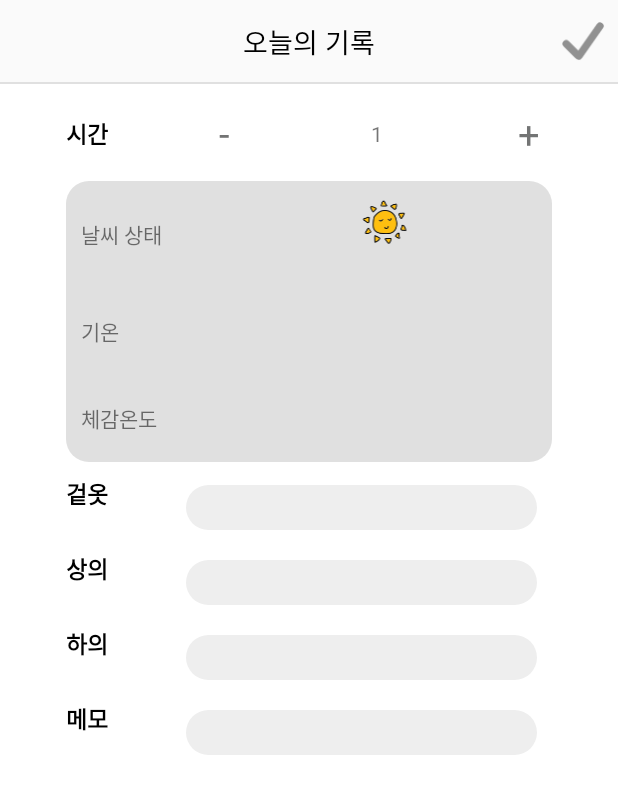
After one commit to sovovy/MyCloset, an Android app: the layout activity_add.xml on its own in the app's theme, with its tools: preview values and no code run, on a phone screen of 412 x 824 dp. The commit adds this screen. Shown: the top 794 px of the screen. Run offline under Robolectric (Android 15) with nearby library versions, the phone set to English and light mode, and no system bars.

Commit message:
오늘의 기록 activity 이름 변경 (today -> add). 진이 코드 이동.

```diff
--- a/app/build.gradle
+++ b/app/build.gradle
@@ -5,7 +5,7 @@ apply plugin: 'kotlin-android'
 apply plugin: 'kotlin-android-extensions'
 
 android {
-    compileSdkVersion 23
+    compileSdkVersion 27
     defaultConfig {
         applicationId "com.mycloset.mycloset"
         minSdkVersion 19
--- a/app/src/main/res/drawable/round.xml
+++ b/app/src/main/res/drawable/round.xml
@@ -4,7 +4,7 @@
     <solid android:color="#FFFFFF" />
     <stroke
         android:width="0dip"
-        android:color="#B1BCBE" />
+        android:color="@color/bottomLine" />
     <corners android:radius="15dip" />
     <padding
         android:bottom="0dip"
--- /dev/null
+++ b/app/src/main/res/layout/activity_add.xml
@@ -0,0 +1,261 @@
+<?xml version="1.0" encoding="utf-8"?>
+<android.support.constraint.ConstraintLayout xmlns:android="http://schemas.android.com/apk/res/android"
+    xmlns:app="http://schemas.android.com/apk/res-auto"
+    android:background="#ffffff"
+    android:layout_width="match_parent"
+    android:layout_height="match_parent">
+
+    <RelativeLayout
+        android:id="@+id/relativeLayout"
+        android:layout_width="match_parent"
+        android:layout_height="56dp"
+        android:background="@color/actionBar">
+
+        <TextView
+            android:layout_width="wrap_content"
+            android:layout_height="wrap_content"
+            android:layout_centerInParent="true"
+            android:textSize="18sp"
+            android:fontFamily="@font/nanum_eb"
+            android:textColor="@color/titleText"
+            android:text="오늘의 기록" />
+
+        <!--회색체크박스넣기-->
+        <ImageButton
+            android:id="@+id/check_gray"
+            android:layout_width="30dp"
+            android:layout_height="27dp"
+            android:background="@drawable/icon_check"
+            android:layout_marginRight="8dp"
+            android:layout_centerVertical="true"
+            android:layout_alignParentRight="true" />
+
+        <View
+            android:layout_width="match_parent"
+            android:layout_height="1dp"
+            android:background ="@color/basicLine"
+            android:layout_alignParentBottom="true"/>
+
+    </RelativeLayout>
+
+    <LinearLayout
+        android:layout_width="324dp"
+        android:layout_height="wrap_content"
+        android:orientation="vertical"
+        app:layout_constraintTop_toBottomOf="@+id/relativeLayout"
+        app:layout_constraintStart_toStartOf="parent"
+        app:layout_constraintEnd_toEndOf="parent"
+        android:layout_marginTop="11dp">
+
+        <android.support.constraint.ConstraintLayout
+            android:layout_width="match_parent"
+            android:layout_height="43dp"
+            android:orientation="horizontal">
+
+            <TextView
+                android:id="@+id/add_time_tv"
+                android:layout_width="wrap_content"
+                android:layout_height="wrap_content"
+                android:text="시간"
+                app:layout_constraintTop_toTopOf="parent"
+                app:layout_constraintBottom_toBottomOf="parent"
+                android:fontFamily="@font/nanum_b"
+                android:textSize="15dp"
+                android:textColor="@color/titleText"
+                android:textStyle="bold"/>
+
+            <LinearLayout
+                app:layout_constraintEnd_toEndOf="parent"
+                android:layout_width="wrap_content"
+                android:layout_height="match_parent">
+
+                <Button
+                    android:id="@+id/time_decrement"
+                    android:layout_width="30dp"
+                    android:layout_height="match_parent"
+                    android:background="@null"
+                    android:text="-"
+                    android:fontFamily="@font/nanum_eb"
+                    android:textColor="#737474"
+                    android:textSize="25sp"/>
+                <TextView
+                    android:id="@+id/time_picked"
+                    android:layout_width="173dp"
+                    android:layout_height="match_parent"
+                    android:background="@android:color/white"
+                    android:gravity="center"
+                    android:inputType="number"
+                    android:text="1"
+                    android:fontFamily="@font/nanum_r"/>
+
+                <Button
+                    android:id="@+id/time_increment"
+                    android:layout_width="30dp"
+                    android:layout_height="match_parent"
+                    android:background="@null"
+                    android:text="+"
+                    android:fontFamily="@font/nanum_eb"
+                    android:textColor="#737474"
+                    android:textSize="25sp"/>
+            </LinearLayout>
+        </android.support.constraint.ConstraintLayout>
+
+        <TableLayout
+            android:layout_width="match_parent"
+            android:layout_height="187dp"
+            android:backgroundTint="@color/basicLine"
+            android:background="@drawable/round"
+            android:layout_marginTop="10dp"
+            android:stretchColumns="*">
+
+            <TableRow
+                android:layout_height="0dp"
+                android:layout_weight="1"
+                android:layout_margin="10dp">
+                <TextView
+                    android:text="날씨 상태"
+                    android:fontFamily="@font/nanum_b"
+                    android:textSize="14dp"
+                    android:layout_height="match_parent"
+                    android:layout_width="80dp"
+                    android:gravity="center_vertical"/>
+                <ImageView
+                    android:id="@+id/today_weatherImg"
+                    android:src="@drawable/weather_sun"
+                    android:layout_height="33dp"
+                    android:layout_width="33dp"/>
+            </TableRow>
+            <TableRow
+                android:layout_height="0dp"
+                android:layout_weight="1"
+                android:layout_margin="10dp">
+                <TextView
+                    android:text="기온"
+                    android:fontFamily="@font/nanum_b"
+                    android:textSize="14dp"
+                    android:layout_height="match_parent"
+                    android:layout_width="match_parent"
+                    android:gravity="center_vertical"/>
+                <TextView
+                    android:id="@+id/today_temperature"
+                    android:fontFamily="@font/nanum_b"
+                    android:textSize="14dp"
+                    android:layout_height="match_parent"
+                    android:layout_width="match_parent"/>
+                <TextView />
+            </TableRow>
+            <TableRow
+                android:layout_height="0dp"
+                android:layout_weight="1"
+                android:layout_margin="10dp">
+                <TextView
+                    android:text="체감온도"
+                    android:fontFamily="@font/nanum_b"
+                    android:textSize="14dp"
+                    android:layout_height="match_parent"
+                    android:layout_width="match_parent"
+                    android:gravity="center_vertical"/>
+                <TextView
+                    android:id="@+id/today_effectiveTem"
+                    android:fontFamily="@font/nanum_b"
+                    android:textSize="14dp"
+                    android:layout_height="match_parent"
+                    android:layout_width="match_parent"/>
+                <TextView />
+            </TableRow>
+
+        </TableLayout>
+
+
+        <LinearLayout
+            android:layout_width="match_parent"
+            android:layout_height="50dp"
+            android:orientation="horizontal"
+            android:layout_marginTop="5dp">
+            <TextView
+                android:layout_width="70dp"
+                android:layout_height="wrap_content"
+                android:text="겉옷"
+                android:fontFamily="@font/nanum_b"
+                android:textSize="15dp"
+                android:textColor="@color/titleText"
+                android:textStyle="bold"/>
+            <EditText
+                android:id="@+id/record_outer"
+                android:layout_width="match_parent"
+                android:layout_height="match_parent"
+                android:backgroundTint="@color/bottomLine"
+                android:background="@drawable/round"
+                android:layout_margin="10dp"
+                android:maxLines="10"
+                android:textColor="@color/titleText"/>
+        </LinearLayout>
+        <LinearLayout
+            android:layout_width="match_parent"
+            android:layout_height="50dp"
+            android:orientation="horizontal">
+            <TextView
+                android:layout_width="70dp"
+                android:layout_height="wrap_content"
+                android:text="상의"
+                android:fontFamily="@font/nanum_b"
+                android:textSize="15dp"
+                android:textColor="@color/titleText"
+                android:textStyle="bold"/>
+            <EditText
+                android:id="@+id/record_top"
+                android:layout_width="match_parent"
+                android:layout_height="match_parent"
+                android:backgroundTint="@color/bottomLine"
+                android:background="@drawable/round"
+                android:layout_margin="10dp"
+                android:textColor="@color/titleText"/>
+        </LinearLayout>
+
+        <LinearLayout
+            android:layout_width="match_parent"
+            android:layout_height="50dp"
+            android:orientation="horizontal">
+            <TextView
+                android:layout_width="70dp"
+                android:layout_height="wrap_content"
+                android:text="하의"
+                android:fontFamily="@font/nanum_b"
+                android:textSize="15dp"
+                android:textColor="@color/titleText"
+                android:textStyle="bold"/>
+            <EditText
+                android:id="@+id/record_bottom"
+                android:layout_width="match_parent"
+                android:layout_height="match_parent"
+                android:backgroundTint="@color/bottomLine"
+                android:background="@drawable/round"
+                android:layout_margin="10dp"
+                android:textColor="@color/titleText"/>
+        </LinearLayout>
+
+        <LinearLayout
+            android:layout_width="match_parent"
+            android:layout_height="50dp"
+            android:orientation="horizontal">
+            <TextView
+                android:layout_width="70dp"
+                android:layout_height="wrap_content"
+                android:text="메모"
+                android:fontFamily="@font/nanum_b"
+                android:textSize="15dp"
+                android:textColor="@color/titleText"
+                android:textStyle="bold"/>
+            <EditText
+                android:id="@+id/record_memo"
+                android:layout_width="match_parent"
+                android:layout_height="match_parent"
+                android:backgroundTint="@color/bottomLine"
+                android:background="@drawable/round"
+                android:layout_margin="10dp"
+                android:textColor="@color/titleText"/>
+        </LinearLayout>
+
+    </LinearLayout>
+
+</android.support.constraint.ConstraintLayout>
--- a/app/src/main/res/layout/activity_today.xml
+++ /dev/null
@@ -1,18 +0,0 @@
-<?xml version="1.0" encoding="utf-8"?>
-<android.support.constraint.ConstraintLayout xmlns:android="http://schemas.android.com/apk/res/android"
-    xmlns:app="http://schemas.android.com/apk/res-auto"
-    xmlns:tools="http://schemas.android.com/tools"
-    android:layout_width="match_parent"
-    android:layout_height="match_parent"
-    tools:context=".ui.today.TodayActivity">
-
-    <TextView
-        android:layout_width="wrap_content"
-        android:layout_height="wrap_content"
-        android:text="Hello World!"
-        app:layout_constraintBottom_toBottomOf="parent"
-        app:layout_constraintLeft_toLeftOf="parent"
-        app:layout_constraintRight_toRightOf="parent"
-        app:layout_constraintTop_toTopOf="parent" />
-
-</android.support.constraint.ConstraintLayout>
--- a/app/src/main/res/values/colors.xml
+++ b/app/src/main/res/values/colors.xml
@@ -15,4 +15,5 @@
     <color name="bottomBar">#FDFEFF</color>
     <color name="bottomLine">#EEEEEE</color>
     <color name="basicLine">#E0E0E0</color>
+    <color name="someText">#737474</color>
 </resources>
```
Also changed, not shown: app/src/main/res/drawable-hdpi/icon_check.png (added), app/src/main/res/drawable-hdpi/weather_sun.png (added), app/src/main/res/drawable-mdpi/icon_check.png (added), app/src/main/res/drawable-mdpi/weather_sun.png (added), app/src/main/res/drawable-xhdpi/icon_check.png (added), app/src/main/res/drawable-xhdpi/weather_sun.png (added), app/src/main/res/drawable-xxhdpi/icon_check.png (added), app/src/main/res/drawable-xxhdpi/weather_sun.png (added), app/src/main/res/drawable-xxxhdpi/icon_check.png (added), app/src/main/res/drawable-xxxhdpi/weather_sun.png (added).
